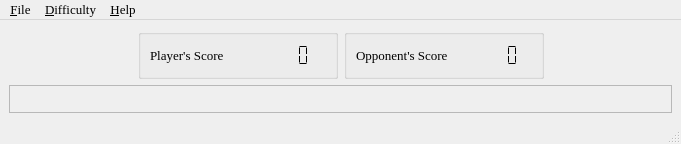
Above: ui.d/maxit.ui from nurfalie/maxit before the change. Below: the same form after it.
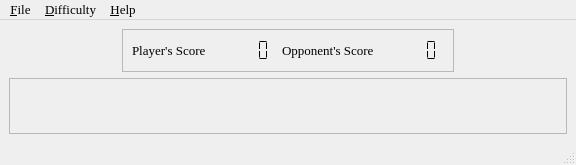
That is the form after the change.

```diff
--- a/ui.d/maxit.ui
+++ b/ui.d/maxit.ui
@@ -5,8 +5,8 @@
    <rect>
     <x>0</x>
     <y>0</y>
-    <width>681</width>
-    <height>144</height>
+    <width>576</width>
+    <height>165</height>
    </rect>
   </property>
   <property name="font" >
@@ -36,21 +36,21 @@
        </spacer>
       </item>
       <item>
-       <layout class="QGridLayout" >
-        <item row="0" column="0" >
-         <widget class="QGroupBox" name="groupBox" >
+       <widget class="QFrame" name="frame" >
           <property name="sizePolicy" >
            <sizepolicy vsizetype="Fixed" hsizetype="Preferred" >
             <horstretch>0</horstretch>
             <verstretch>0</verstretch>
            </sizepolicy>
           </property>
-          <property name="minimumSize" >
-           <size>
-            <width>200</width>
-            <height>0</height>
-           </size>
-          </property>
+        <property name="frameShape" >
+         <enum>QFrame::StyledPanel</enum>
+        </property>
+        <property name="frameShadow" >
+         <enum>QFrame::Raised</enum>
+        </property>
+        <layout class="QHBoxLayout" >
+         <item>
           <layout class="QHBoxLayout" >
            <item>
             <widget class="QLabel" name="label" >
@@ -82,22 +82,8 @@
             </widget>
            </item>
           </layout>
-         </widget>
-        </item>
-        <item row="0" column="1" >
-         <widget class="QGroupBox" name="groupBox_2" >
-          <property name="sizePolicy" >
-           <sizepolicy vsizetype="Fixed" hsizetype="Preferred" >
-            <horstretch>0</horstretch>
-            <verstretch>0</verstretch>
-           </sizepolicy>
-          </property>
-          <property name="minimumSize" >
-           <size>
-            <width>200</width>
-            <height>0</height>
-           </size>
-          </property>
+         </item>
+         <item>
           <layout class="QHBoxLayout" >
            <item>
             <widget class="QLabel" name="label_2" >
@@ -129,9 +115,9 @@
             </widget>
            </item>
           </layout>
-         </widget>
-        </item>
-       </layout>
+         </item>
+        </layout>
+       </widget>
       </item>
       <item>
        <spacer>
@@ -175,8 +161,8 @@
     <rect>
      <x>0</x>
      <y>0</y>
-     <width>681</width>
-     <height>28</height>
+     <width>576</width>
+     <height>22</height>
     </rect>
    </property>
    <widget class="QMenu" name="menu_File" >
```
Lines whose indentation alone changed are shown as unchanged.
